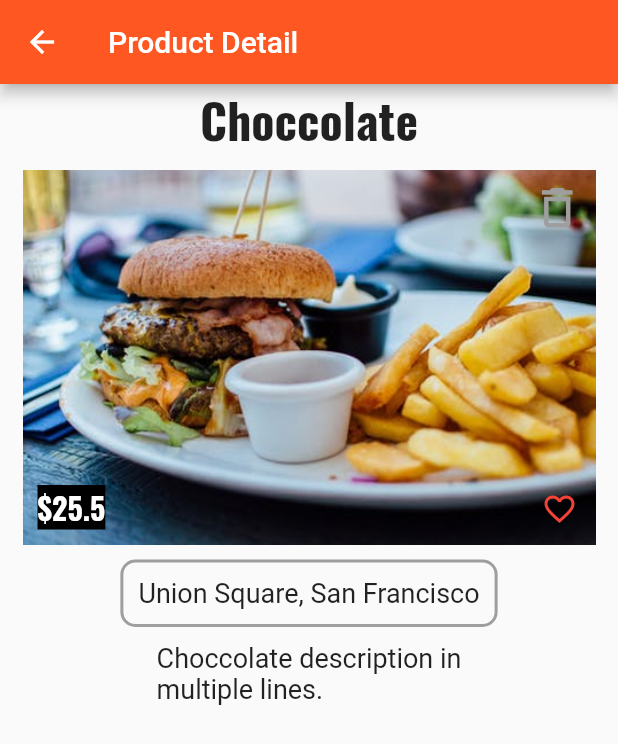
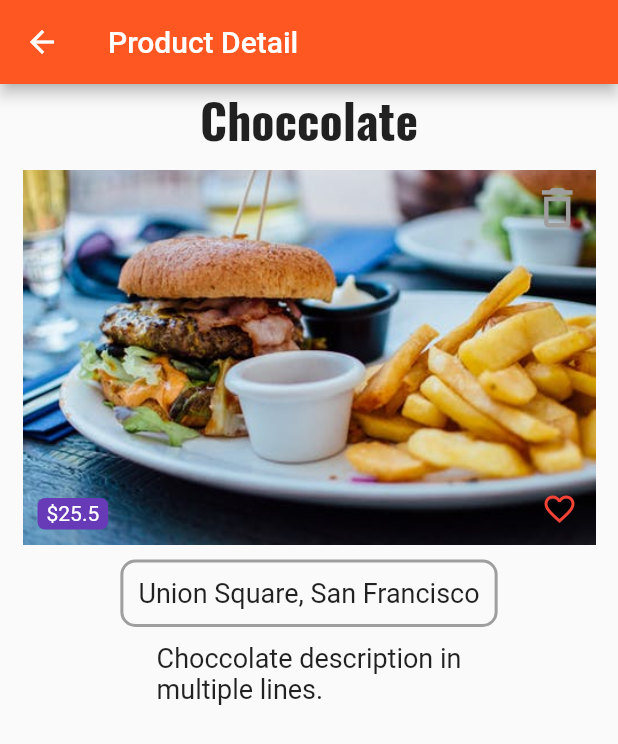
Before and after one commit to bbozo/flutter_tutorial, a Flutter app: the ProductsPage screen opened by its route, after a tap on the "info" icon, on a phone screen of 412 x 824 dp. Shown: the top 744 px of the screen. Run offline on Flutter 3.47's test engine with Material 2 defaults, Android fonts, the phone set to English and light mode, and no system bars.

Commit message:
lecture 112

```diff
--- a/lib/pages/product.dart
+++ b/lib/pages/product.dart
@@ -1,5 +1,7 @@
 import 'package:flutter/material.dart';
 import 'dart:async';
+
+import 'package:flutter_tutorial/widgets/product/price_tag.dart';
 
 class ProductPage extends StatelessWidget {
   final Map<String, dynamic> product;
@@ -71,14 +73,7 @@ class ProductPage extends StatelessWidget {
                     left: 0.0,
                     bottom: 0.0,
                     child: Padding(
-                      child: Text(
-                        "\$" + product['price'].toString(),
-                        style: TextStyle(
-                            fontSize: 20,
-                            color: Colors.white,
-                            background: Paint(),
-                            fontFamily: 'Oswald'),
-                      ),
+                      child: PriceTag(product['price']),
                       padding: EdgeInsets.all(10.00),
                     ),
                   ),
--- a/lib/products.dart
+++ b/lib/products.dart
@@ -1,4 +1,5 @@
 import 'package:flutter/material.dart';
+import 'package:flutter_tutorial/widgets/product/price_tag.dart';
 
 class Products extends StatelessWidget {
   final List<Map<String, dynamic>> products;
@@ -34,10 +35,7 @@ class Products extends StatelessWidget {
                     borderRadius: BorderRadius.circular(5.0),
                   ),
                   padding: EdgeInsets.symmetric(horizontal: 6.0, vertical: 2.5),
-                  child: Text(
-                    '\$${product['price'].toString()}',
-                    style: TextStyle(color: Colors.white),
-                  ),
+                  child: PriceTag(product['price']),
                 )
               ],
             ),
--- /dev/null
+++ b/lib/widgets/product/price_tag.dart
@@ -0,0 +1,21 @@
+import 'package:flutter/material.dart';
+
+class PriceTag extends StatelessWidget {
+  final double price;
+
+  PriceTag(this.price);
+
+  @override
+  Widget build(BuildContext context) {
+    return Container(
+        decoration: BoxDecoration(
+          color: Theme.of(context).accentColor,
+          borderRadius: BorderRadius.circular(5.0),
+        ),
+        padding: EdgeInsets.symmetric(horizontal: 6.0, vertical: 2.5),
+        child: Text(
+          '\$${price}',
+          style: TextStyle(color: Colors.white),
+        ));
+  }
+}
```
